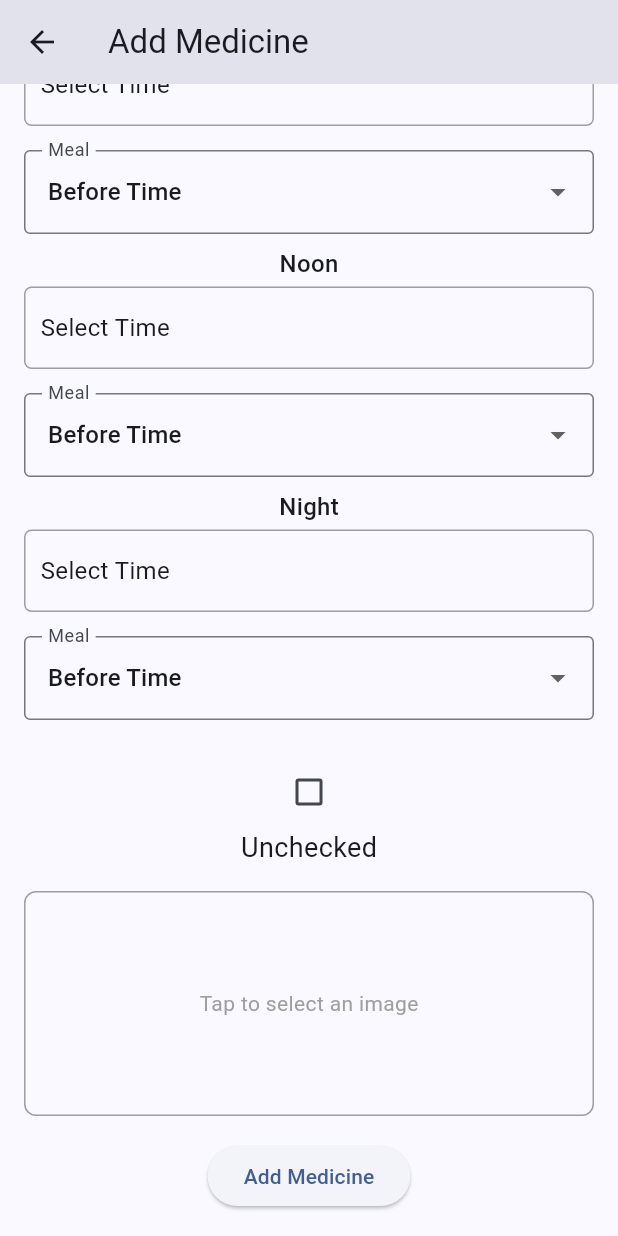
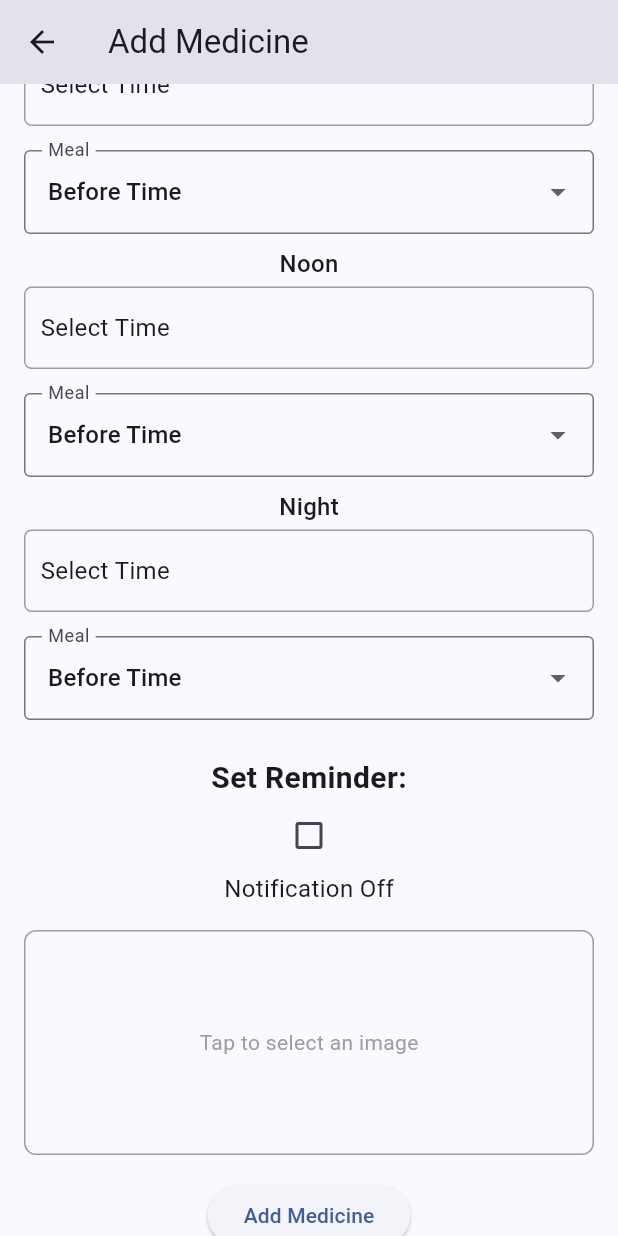
Before and after one commit to Nowshin17/MediHelp-Mobile-Application, a Flutter app: the MedAppPage screen opened directly, scrolled down 381 dp, on a phone screen of 412 x 824 dp. Run offline on Flutter 3.47's test engine with Material 2 defaults, Android fonts, the phone set to English and light mode, and no system bars; our stand-ins replace image_picker; network calls fail.

Commit message:
Reminder design added

```diff
--- a/lib/screens/medAddPage.dart
+++ b/lib/screens/medAddPage.dart
@@ -396,17 +396,22 @@ class _MedAppPageState extends State<MedAppPage> {
                 ),
               ),
               const SizedBox(height: 16),
+              const Text(
+                "Set Reminder:",
+                style: TextStyle(fontWeight: FontWeight.bold, fontSize: 20),
+              ),
               Checkbox(
                 value: _isChecked,
                 onChanged: (value) {
                   setState(() {
-                    _isChecked = value!; // Update the state when checkbox is toggled
+                    _isChecked =
+                        value!; // Update the state when checkbox is toggled
                   });
                 },
               ),
               Text(
-                _isChecked ? "Checked" : "Unchecked",
-                style: TextStyle(fontSize: 18),
+                _isChecked ? "Notification On" : "Notification Off",
+                style: const TextStyle(fontSize: 16),
               ),
               const SizedBox(height: 16),
               GestureDetector(
```
